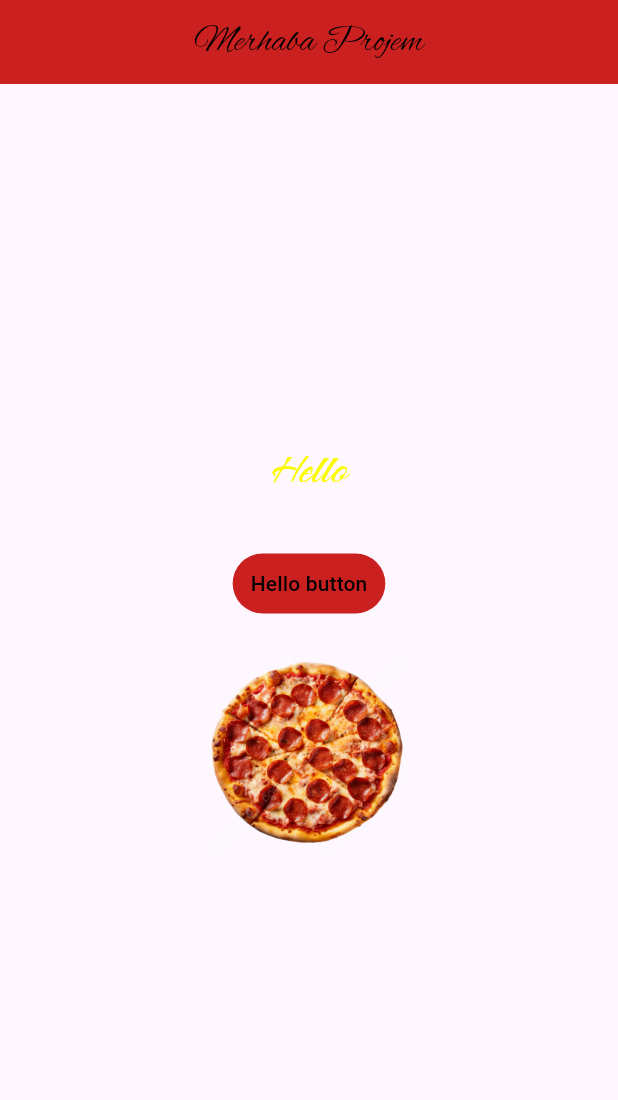
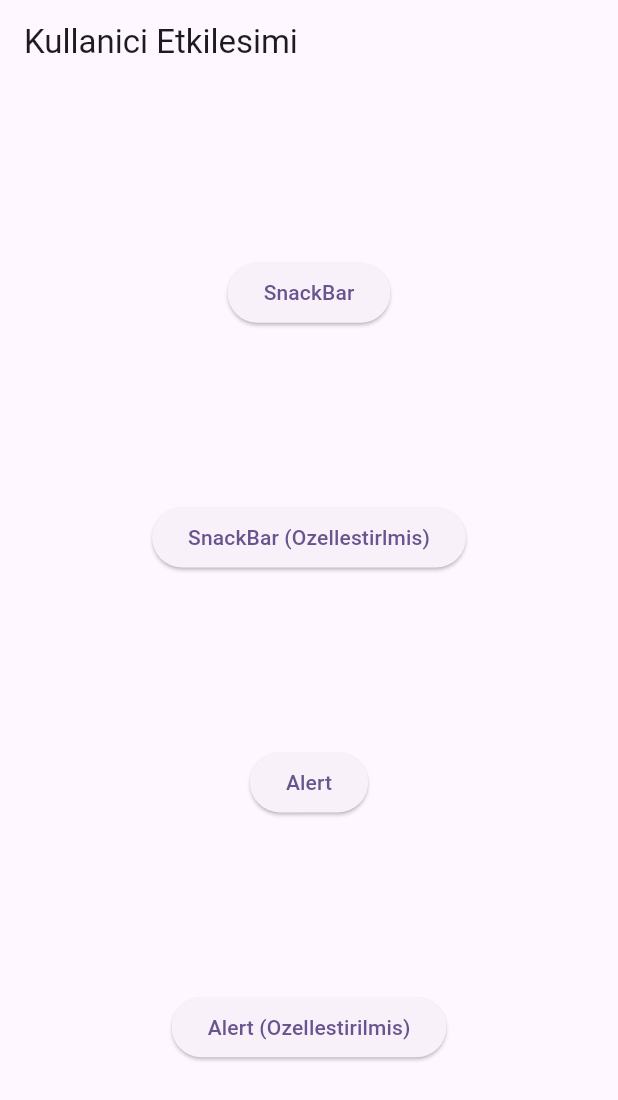
Before and after one commit to halillcam/Flutter_Alistirmalarim, a Flutter app: the screen it shows after launch, on a phone screen of 412 x 824 dp. Shown: the top 1100 px of the screen. Run offline on Flutter 3.47's test engine with Material 3 defaults, Android fonts, the phone set to English and light mode, and no system bars.

Commit message:
Ogrenilen yeni konular eklendi

```diff
--- /dev/null
+++ b/flutter_ogreniyorum/lib/Kullanici_Etkilesimi/kullaniciEtkilesimi.dart
@@ -0,0 +1,37 @@
+import 'package:flutter/material.dart';
+
+class Kullanicietkilesimi extends StatefulWidget {
+  const Kullanicietkilesimi({super.key});
+
+  @override
+  State<Kullanicietkilesimi> createState() => _KullanicietkilesimiState();
+}
+
+class _KullanicietkilesimiState extends State<Kullanicietkilesimi> {
+  @override
+  Widget build(BuildContext context) {
+    return Scaffold(
+      appBar: AppBar(title: const Text("Kullanici Etkilesimi"),
+      ),
+      body: Center(
+        child: Column(
+          mainAxisAlignment: MainAxisAlignment.spaceEvenly,
+          children: [
+            ElevatedButton(onPressed: (){
+
+            }, child: const Text("SnackBar")),
+             ElevatedButton(onPressed: (){
+
+            }, child: const Text("SnackBar (Ozellestirlmis)")),
+             ElevatedButton(onPressed: (){
+
+            }, child: const Text("Alert")),
+             ElevatedButton(onPressed: (){
+
+            }, child: const Text("Alert (Ozellestirilmis)")),
+          ],
+        ),
+      ),
+    );
+  }
+}
--- a/flutter_ogreniyorum/lib/main.dart
+++ b/flutter_ogreniyorum/lib/main.dart
@@ -1,5 +1,8 @@
 import 'package:flutter/material.dart';
+import 'package:flutter_ogreniyorum/ButtomNavigation/mainpage.dart';
+import 'package:flutter_ogreniyorum/Kullanici_Etkilesimi/kullaniciEtkilesimi.dart';
 import 'package:flutter_ogreniyorum/anasayfa.dart';
+import 'package:flutter_ogreniyorum/anasayfa2.dart';
 
 void main() {
   runApp(const MyApp());
@@ -19,7 +22,7 @@ class MyApp extends StatelessWidget {
         colorScheme: ColorScheme.fromSeed(seedColor: Colors.deepPurple),
         useMaterial3: true,
       ),
-      home: const Anasayfa(),
+      home: const Kullanicietkilesimi(),
     );
   }
 }
```
Also changed, not shown: flutter_ogreniyorum/lib/ButtomNavigation/mainpage.dart (added, +41 -0 lines), flutter_ogreniyorum/lib/ButtomNavigation/sayfa1.dart (added, +19 -0 lines), flutter_ogreniyorum/lib/ButtomNavigation/sayfa2.dart (added, +21 -0 lines), flutter_ogreniyorum/lib/ButtomNavigation/sayfa3.dart (added, +19 -0 lines), flutter_ogreniyorum/lib/anasayfa2.dart (added, +73 -0 lines).
